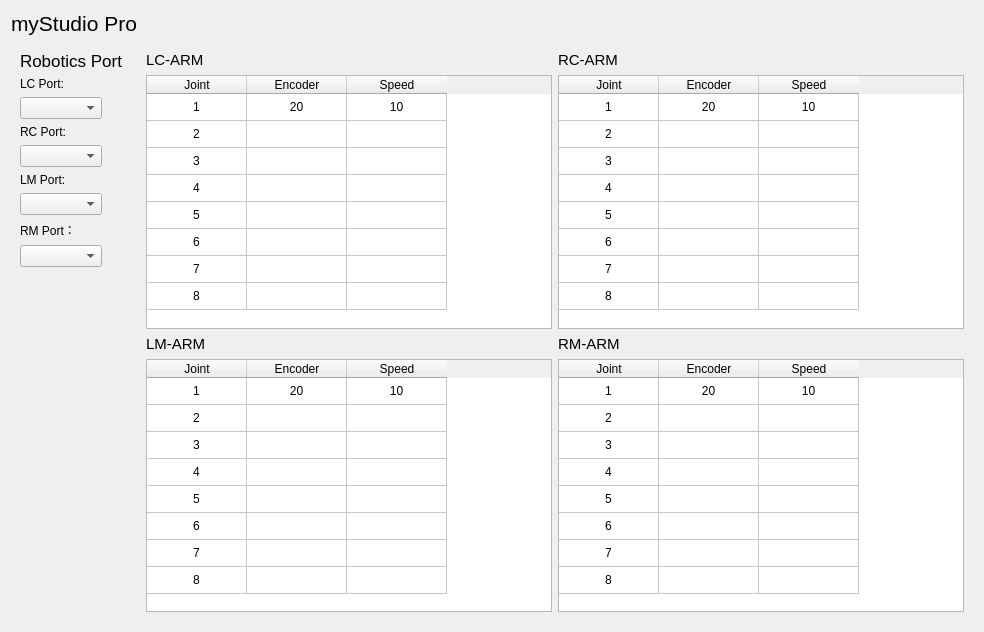
Qt form demo/myArm_M&C_demo_v1.1/ui/tool.ui (elephantrobotics/pymycobot) before a commit.
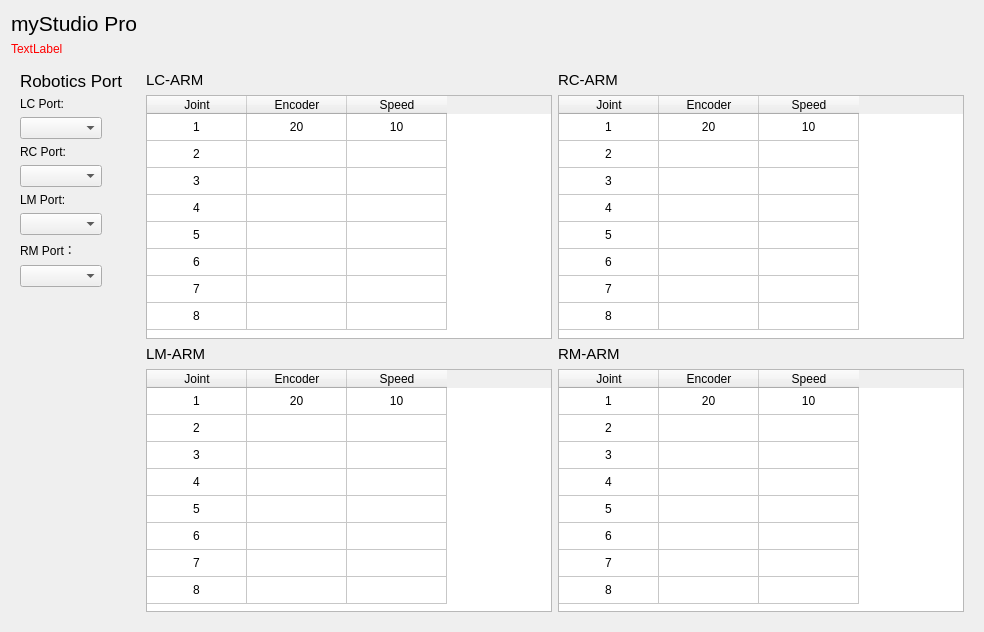
The same form after that commit.

Diff of the .ui file:
```diff
--- a/demo/myArm_M&C_demo_v1.1/ui/tool.ui
+++ b/demo/myArm_M&C_demo_v1.1/ui/tool.ui
@@ -26,6 +26,16 @@
      </property>
     </widget>
    </item>
+   <item>
+    <widget class="QLabel" name="tip_label">
+     <property name="styleSheet">
+      <string notr="true">color: red;</string>
+     </property>
+     <property name="text">
+      <string>TextLabel</string>
+     </property>
+    </widget>
+   </item>
    <item>
     <layout class="QHBoxLayout" name="horizontalLayout_5">
      <item>
```
Left out of the diff: 44 changed lines with no effect on the pictures.
